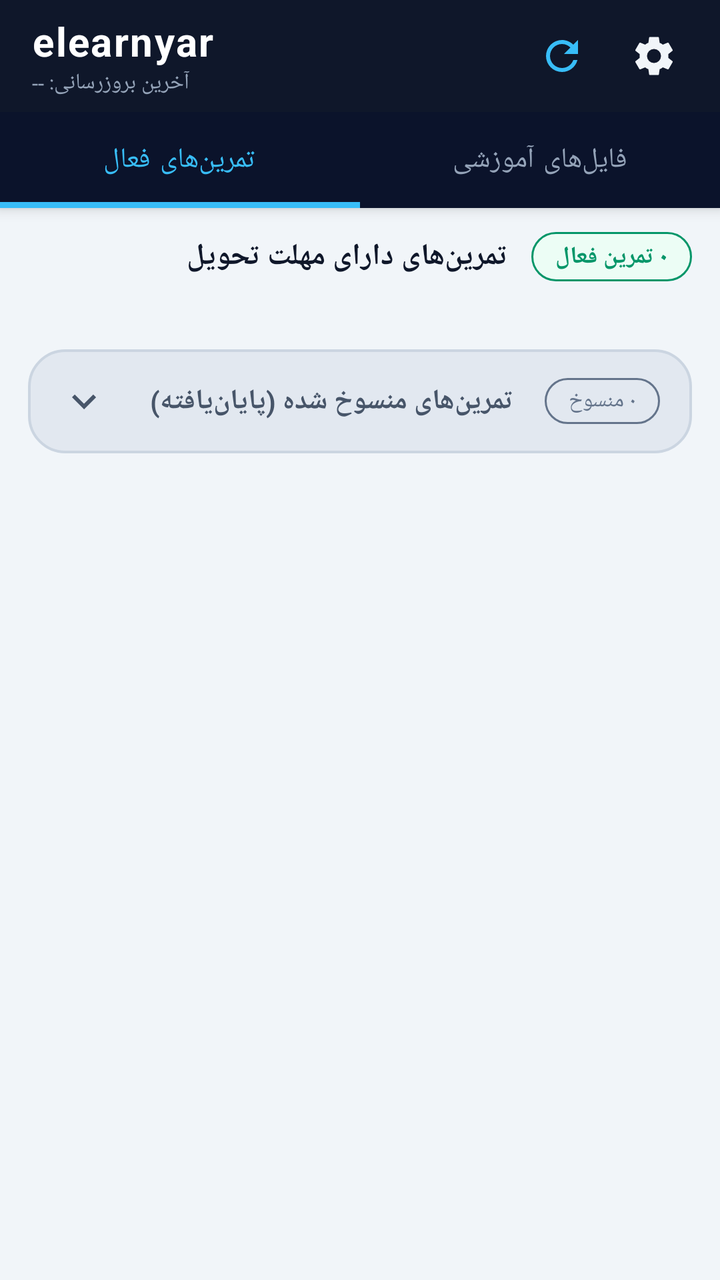
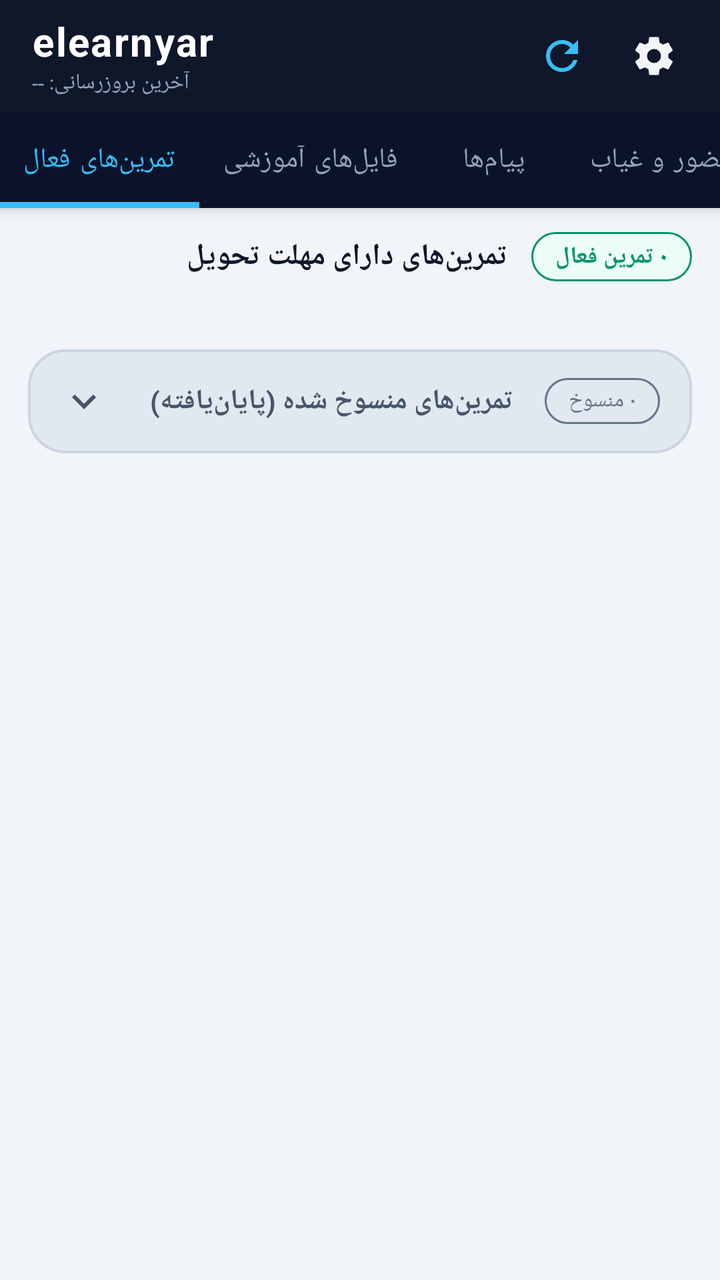

An Android layout rendered at two revisions. The XML below is the earlier revision; the diff shows what the commit changed to produce the second picture.
<!-- AndroidManifest.xml: application theme Theme.ElearnNotf -->
<!-- res/layout/activity_main.xml -->
<?xml version="1.0" encoding="utf-8"?>
<androidx.coordinatorlayout.widget.CoordinatorLayout xmlns:android="http://schemas.android.com/apk/res/android"
    xmlns:app="http://schemas.android.com/apk/res-auto"
    android:layout_width="match_parent"
    android:layout_height="match_parent"
    android:background="@color/background">

    <com.google.android.material.appbar.AppBarLayout
        android:id="@+id/app_bar"
        android:layout_width="match_parent"
        android:layout_height="wrap_content"
        android:elevation="6dp"
        android:theme="@style/ThemeOverlay.MaterialComponents.Dark.ActionBar">

        <androidx.appcompat.widget.Toolbar
            android:id="@+id/toolbar"
            android:layout_width="match_parent"
            android:layout_height="?attr/actionBarSize"
            android:background="@color/top_bar_bg"
            app:popupTheme="@style/ThemeOverlay.MaterialComponents.Light">

            <RelativeLayout
                android:layout_width="match_parent"
                android:layout_height="match_parent"
                android:paddingEnd="12dp">

                <LinearLayout
                    android:layout_width="wrap_content"
                    android:layout_height="match_parent"
                    android:layout_alignParentStart="true"
                    android:gravity="center_vertical"
                    android:orientation="vertical">

                    <TextView
                        android:id="@+id/tv_app_title"
                        android:layout_width="wrap_content"
                        android:layout_height="wrap_content"
                        android:text="@string/app_name"
                        android:textColor="#FFFFFF"
                        android:textSize="20sp"
                        android:letterSpacing="0.04"
                        android:textStyle="bold" />

                    <TextView
                        android:id="@+id/tv_last_sync"
                        android:layout_width="wrap_content"
                        android:layout_height="wrap_content"
                        android:text="آخرین بروزرسانی: --"
                        android:textColor="#94A3B8"
                        android:textSize="11sp" />
                </LinearLayout>

                <LinearLayout
                    android:layout_width="wrap_content"
                    android:layout_height="match_parent"
                    android:layout_alignParentEnd="true"
                    android:gravity="center_vertical"
                    android:orientation="horizontal">

                    <ImageButton
                        android:id="@+id/btn_sync"
                        android:layout_width="42dp"
                        android:layout_height="42dp"
                        android:background="?attr/selectableItemBackgroundBorderless"
                        android:contentDescription="همگام‌سازی"
                        android:src="@drawable/ic_refresh"
                        app:tint="@color/accent" />

                    <ImageButton
                        android:id="@+id/btn_settings"
                        android:layout_width="42dp"
                        android:layout_height="42dp"
                        android:layout_marginStart="4dp"
                        android:background="?attr/selectableItemBackgroundBorderless"
                        android:contentDescription="تنظیمات"
                        android:src="@drawable/ic_settings"
                        app:tint="#F1F5F9" />
                </LinearLayout>

            </RelativeLayout>

        </androidx.appcompat.widget.Toolbar>

        
        <com.google.android.material.tabs.TabLayout
            android:id="@+id/tab_layout"
            android:layout_width="match_parent"
            android:layout_height="48dp"
            android:background="@color/tab_bg"
            app:tabGravity="fill"
            app:tabIndicatorColor="@color/accent"
            app:tabIndicatorHeight="3dp"
            app:tabMode="fixed"
            app:tabSelectedTextColor="@color/accent"
            app:tabTextColor="#94A3B8">

            <com.google.android.material.tabs.TabItem
                android:layout_width="wrap_content"
                android:layout_height="wrap_content"
                android:text="@string/tab_exercises" />

            <com.google.android.material.tabs.TabItem
                android:layout_width="wrap_content"
                android:layout_height="wrap_content"
                android:text="@string/tab_learning" />

        </com.google.android.material.tabs.TabLayout>

    </com.google.android.material.appbar.AppBarLayout>

    
    <LinearLayout
        android:layout_width="match_parent"
        android:layout_height="match_parent"
        android:orientation="vertical"
        app:layout_behavior="@string/appbar_scrolling_view_behavior">

        
        <LinearLayout
            android:id="@+id/layout_sync_progress"
            android:layout_width="match_parent"
            android:layout_height="wrap_content"
            android:layout_marginStart="14dp"
            android:layout_marginEnd="14dp"
            android:layout_marginTop="12dp"
            android:layout_marginBottom="4dp"
            android:background="@drawable/bg_sync_banner"
            android:gravity="center_vertical"
            android:orientation="horizontal"
            android:paddingStart="14dp"
            android:paddingEnd="14dp"
            android:paddingTop="10dp"
            android:paddingBottom="10dp"
            android:visibility="gone">

            <ProgressBar
                android:layout_width="20dp"
                android:layout_height="20dp"
                android:indeterminate="true" />

            <TextView
                android:id="@+id/tv_sync_status"
                android:layout_width="0dp"
                android:layout_height="wrap_content"
                android:layout_marginStart="12dp"
                android:layout_weight="1"
                android:ellipsize="end"
                android:maxLines="2"
                android:text="در حال بروزرسانی اطلاعات..."
                android:textColor="@color/sync_banner_text"
                android:textSize="12sp"
                android:textStyle="bold" />
        </LinearLayout>

        
        <FrameLayout
            android:id="@+id/container_content"
            android:layout_width="match_parent"
            android:layout_height="0dp"
            android:layout_weight="1">

            
            <androidx.core.widget.NestedScrollView
                android:id="@+id/view_exercises"
                android:layout_width="match_parent"
                android:layout_height="match_parent"
                android:fillViewport="true">

                <LinearLayout
                    android:layout_width="match_parent"
                    android:layout_height="wrap_content"
                    android:orientation="vertical"
                    android:paddingStart="14dp"
                    android:paddingEnd="14dp"
                    android:paddingTop="12dp"
                    android:paddingBottom="24dp">

                    
                    <LinearLayout
                        android:id="@+id/layout_new_exercise_banner"
                        android:layout_width="match_parent"
                        android:layout_height="wrap_content"
                        android:layout_marginBottom="12dp"
                        android:background="@drawable/bg_sync_banner"
                        android:gravity="center_vertical"
                        android:orientation="horizontal"
                        android:paddingStart="14dp"
                        android:paddingEnd="14dp"
                        android:paddingTop="10dp"
                        android:paddingBottom="10dp"
                        android:visibility="gone">

                        <TextView
                            android:layout_width="wrap_content"
                            android:layout_height="wrap_content"
                            android:text="🔔"
                            android:textSize="18sp" />

                        <TextView
                            android:id="@+id/tv_new_exercise_banner_text"
                            android:layout_width="0dp"
                            android:layout_height="wrap_content"
                            android:layout_marginStart="10dp"
                            android:layout_weight="1"
                            android:text="یک تمرین جدید در سامانه ثبت شده است!"
                            android:textColor="@color/sync_banner_text"
                            android:textSize="13sp"
                            android:textStyle="bold" />

                        <ImageButton
                            android:id="@+id/btn_dismiss_new_banner"
                            android:layout_width="32dp"
                            android:layout_height="32dp"
                            android:background="?attr/selectableItemBackgroundBorderless"
                            android:src="@drawable/ic_expand_less"
                            app:tint="@color/sync_banner_text" />
                    </LinearLayout>

                    
                    <RelativeLayout
                        android:layout_width="match_parent"
                        android:layout_height="wrap_content"
                        android:layout_marginBottom="12dp">

                        <TextView
                            android:layout_width="wrap_content"
                            android:layout_height="wrap_content"
                            android:layout_alignParentStart="true"
                            android:layout_centerVertical="true"
                            android:layout_toStartOf="@+id/tv_active_count_badge"
                            android:layout_marginEnd="12dp"
                            android:text="@string/active_exercises_title"
                            android:textColor="@color/text_primary"
                            android:textSize="15sp"
                            android:textStyle="bold" />

                        <TextView
                            android:id="@+id/tv_active_count_badge"
                            android:layout_width="wrap_content"
                            android:layout_height="wrap_content"
                            android:layout_alignParentEnd="true"
                            android:layout_centerVertical="true"
                            android:background="@drawable/bg_badge_active"
                            android:paddingStart="12dp"
                            android:paddingEnd="12dp"
                            android:paddingTop="4dp"
                            android:paddingBottom="4dp"
                            android:text="۰ تمرین فعال"
                            android:textColor="@color/badge_active"
                            android:textSize="12sp"
                            android:textStyle="bold" />
                    </RelativeLayout>

                    
                    <androidx.recyclerview.widget.RecyclerView
                        android:id="@+id/rv_active_exercises"
                        android:layout_width="match_parent"
                        android:layout_height="wrap_content"
                        android:nestedScrollingEnabled="false" />

                    
                    <LinearLayout
                        android:id="@+id/layout_empty_active"
                        android:layout_width="match_parent"
                        android:layout_height="wrap_content"
                        android:layout_marginTop="16dp"
                        android:layout_marginBottom="16dp"
                        android:gravity="center"
                        android:orientation="vertical"
                        android:padding="24dp"
                        android:visibility="gone">

                        <TextView
                            android:layout_width="wrap_content"
                            android:layout_height="wrap_content"
                            android:text="@string/no_active_exercises"
                            android:textColor="@color/text_secondary"
                            android:textSize="14sp" />
                    </LinearLayout>

                    
                    <LinearLayout
                        android:id="@+id/card_expired_container"
                        android:layout_width="match_parent"
                        android:layout_height="wrap_content"
                        android:layout_marginTop="22dp"
                        android:layout_marginBottom="16dp"
                        android:background="@drawable/bg_glass_card_expired"
                        android:orientation="vertical">

                        
                        <RelativeLayout
                            android:id="@+id/header_expired"
                            android:layout_width="match_parent"
                            android:layout_height="wrap_content"
                            android:background="?attr/selectableItemBackground"
                            android:clickable="true"
                            android:focusable="true"
                            android:paddingStart="16dp"
                            android:paddingEnd="16dp"
                            android:paddingTop="14dp"
                            android:paddingBottom="14dp">

                            <ImageView
                                android:id="@+id/iv_expired_arrow"
                                android:layout_width="24dp"
                                android:layout_height="24dp"
                                android:layout_alignParentStart="true"
                                android:layout_centerVertical="true"
                                android:src="@drawable/ic_expand_more"
                                app:tint="@color/gray_header" />

                            <TextView
                                android:layout_width="wrap_content"
                                android:layout_height="wrap_content"
                                android:layout_toEndOf="@+id/iv_expired_arrow"
                                android:layout_toStartOf="@+id/tv_expired_count_badge"
                                android:layout_centerVertical="true"
                                android:layout_marginStart="12dp"
                                android:layout_marginEnd="16dp"
                                android:text="@string/expired_exercises_title"
                                android:textColor="@color/gray_header"
                                android:textSize="14sp"
                                android:textStyle="bold" />

                            <TextView
                                android:id="@+id/tv_expired_count_badge"
                                android:layout_width="wrap_content"
                                android:layout_height="wrap_content"
                                android:layout_alignParentEnd="true"
                                android:layout_centerVertical="true"
                                android:background="@drawable/bg_badge_expired"
                                android:paddingStart="12dp"
                                android:paddingEnd="12dp"
                                android:paddingTop="4dp"
                                android:paddingBottom="4dp"
                                android:text="۰ منسوخ"
                                android:textColor="@color/gray_text"
                                android:textSize="11sp" />
                        </RelativeLayout>

                        
                        <androidx.recyclerview.widget.RecyclerView
                            android:id="@+id/rv_expired_exercises"
                            android:layout_width="match_parent"
                            android:layout_height="wrap_content"
                            android:nestedScrollingEnabled="false"
                            android:paddingStart="12dp"
                            android:paddingEnd="12dp"
                            android:paddingBottom="12dp"
                            android:visibility="gone" />

                    </LinearLayout>

                </LinearLayout>

            </androidx.core.widget.NestedScrollView>

            
            <androidx.recyclerview.widget.RecyclerView
                android:id="@+id/rv_courses_accordion"
                android:layout_width="match_parent"
                android:layout_height="match_parent"
                android:clipToPadding="false"
                android:paddingStart="14dp"
                android:paddingEnd="14dp"
                android:paddingTop="12dp"
                android:paddingBottom="24dp"
                android:visibility="gone" />

            
            <LinearLayout
                android:id="@+id/layout_login"
                android:layout_width="match_parent"
                android:layout_height="match_parent"
                android:background="@color/background"
                android:gravity="center"
                android:orientation="vertical"
                android:padding="20dp"
                android:visibility="gone">

                <LinearLayout
                    android:layout_width="match_parent"
                    android:layout_height="wrap_content"
                    android:layout_margin="16dp"
                    android:background="@drawable/bg_glass_card"
                    android:orientation="vertical"
                    android:padding="24dp">

                    <TextView
                        android:layout_width="wrap_content"
                        android:layout_height="wrap_content"
                        android:layout_gravity="center"
                        android:text="@string/login_title"
                        android:textColor="@color/text_primary"
                        android:textSize="20sp"
                        android:textStyle="bold" />

                    <TextView
                        android:layout_width="wrap_content"
                        android:layout_height="wrap_content"
                        android:layout_gravity="center"
                        android:layout_marginTop="6dp"
                        android:layout_marginBottom="22dp"
                        android:text="@string/app_subtitle"
                        android:textColor="@color/text_secondary"
                        android:textSize="12sp" />

                    <com.google.android.material.textfield.TextInputLayout
                        android:layout_width="match_parent"
                        android:layout_height="wrap_content"
                        android:layout_marginBottom="14dp"
                        app:boxStrokeColor="@color/primary">

                        <com.google.android.material.textfield.TextInputEditText
                            android:id="@+id/et_username"
                            android:layout_width="match_parent"
                            android:layout_height="wrap_content"
                            android:hint="@string/username_hint"
                            android:inputType="number"
                            android:textDirection="ltr" />
                    </com.google.android.material.textfield.TextInputLayout>

                    <com.google.android.material.textfield.TextInputLayout
                        android:layout_width="match_parent"
                        android:layout_height="wrap_content"
                        android:layout_marginBottom="22dp"
                        app:boxStrokeColor="@color/primary"
                        app:passwordToggleEnabled="true">

                        <com.google.android.material.textfield.TextInputEditText
                            android:id="@+id/et_password"
                            android:layout_width="match_parent"
                            android:layout_height="wrap_content"
                            android:hint="@string/password_hint"
                            android:inputType="textPassword"
                            android:textDirection="ltr" />
                    </com.google.android.material.textfield.TextInputLayout>

                    <com.google.android.material.button.MaterialButton
                        android:id="@+id/btn_do_login"
                        android:layout_width="match_parent"
                        android:layout_height="52dp"
                        android:text="@string/btn_login"
                        android:textSize="15sp"
                        android:textStyle="bold"
                        app:cornerRadius="14dp" />

                    <ProgressBar
                        android:id="@+id/pb_login"
                        android:layout_width="wrap_content"
                        android:layout_height="wrap_content"
                        android:layout_gravity="center"
                        android:layout_marginTop="16dp"
                        android:visibility="gone" />

                </LinearLayout>

            </LinearLayout>

        </FrameLayout>

    </LinearLayout>

</androidx.coordinatorlayout.widget.CoordinatorLayout>
<!-- resources referenced by this layout -->
<resources>
  <color name="accent">#38BDF8</color>
  <color name="background">#F1F5F9</color>
  <color name="badge_active">#059669</color>
  <color name="gray_header">#475569</color>
  <color name="gray_text">#64748B</color>
  <color name="primary">#0284C7</color>
  <color name="sync_banner_text">#1D4ED8</color>
  <color name="tab_bg">#0B132B</color>
  <color name="text_primary">#0F172A</color>
  <color name="text_secondary">#64748B</color>
  <color name="top_bar_bg">#0F172A</color>
  <!-- drawable bg_badge_active (drawable) -->
  <?xml version="1.0" encoding="utf-8"?>
  <shape xmlns:android="http://schemas.android.com/apk/res/android"
      android:shape="rectangle">
      <corners android:radius="14dp" />
      <solid android:color="@color/badge_active_bg" />
      <stroke android:width="1dp" android:color="@color/badge_active" />
      <padding android:left="10dp" android:top="4dp" android:right="10dp" android:bottom="4dp" />
  </shape>
  <!-- drawable bg_glass_card_expired (drawable) -->
  <?xml version="1.0" encoding="utf-8"?>
  <shape xmlns:android="http://schemas.android.com/apk/res/android"
      android:shape="rectangle">
      <corners android:radius="18dp" />
      <solid android:color="@color/gray_bg" />
      <stroke android:width="1.2dp" android:color="@color/card_glass_stroke" />
  </shape>
  <!-- drawable bg_sync_banner (drawable) -->
  <?xml version="1.0" encoding="utf-8"?>
  <shape xmlns:android="http://schemas.android.com/apk/res/android"
      android:shape="rectangle">
      <corners android:radius="14dp" />
      <solid android:color="@color/sync_banner_bg" />
      <stroke android:width="1.2dp" android:color="@color/sync_banner_stroke" />
  </shape>
  <!-- drawable ic_expand_less (drawable) -->
  <?xml version="1.0" encoding="utf-8"?>
  <vector xmlns:android="http://schemas.android.com/apk/res/android"
      android:width="24dp"
      android:height="24dp"
      android:viewportWidth="24"
      android:viewportHeight="24">
      <path
          android:fillColor="#FF757575"
          android:pathData="M12,8L6,14L7.41,15.41L12,10.83L16.59,15.41L18,14L12,8Z" />
  </vector>
  <!-- drawable ic_expand_more (drawable) -->
  <?xml version="1.0" encoding="utf-8"?>
  <vector xmlns:android="http://schemas.android.com/apk/res/android"
      android:width="24dp"
      android:height="24dp"
      android:viewportWidth="24"
      android:viewportHeight="24">
      <path
          android:fillColor="#FF757575"
          android:pathData="M16.59,8.59L12,13.17L7.41,8.59L6,10L12,16L18,10L16.59,8.59Z" />
  </vector>
  <string name="active_exercises_title">تمرین‌های دارای مهلت تحویل</string>
  <string name="app_name">elearnyar</string>
  <string name="app_subtitle">سامانه آموزش الکترونیکی دانشگاه شهید باهنر کرمان</string>
  <string name="btn_login">ورود و همگام‌سازی</string>
  <string name="expired_exercises_title">تمرین‌های منسوخ شده (پایان‌یافته)</string>
  <string name="login_title">ورود به سامانه elearn</string>
  <string name="no_active_exercises">در حال حاضر هیچ تمرین فعالی وجود ندارد 🎉</string>
  <string name="password_hint">کلمه عبور</string>
  <string name="tab_exercises">تمرین‌های فعال</string>
  <string name="tab_learning">فایل‌های آموزشی</string>
  <string name="username_hint">شماره دانشجویی / شماره استادی</string>
  <color name="badge_active_bg">#ECFDF5</color>
  <color name="badge_expired_bg">#E2E8F0</color>
  <color name="badge_expired">#64748B</color>
  <color name="card_background">#FFFFFF</color>
  <color name="card_glass_stroke">#CBD5E1</color>
  <color name="gray_bg">#E2E8F0</color>
  <color name="sync_banner_bg">#EFF6FF</color>
  <color name="sync_banner_stroke">#93C5FD</color>
  <color name="top_bar_dark">#0B132B</color>
  <!-- unchanged entries left out for length: 5 -->
</resources>

<!-- the commit's change to res/layout/activity_main.xml (unified diff, before → after) -->
@@ -90,7 +90,7 @@
             app:tabGravity="fill"
             app:tabIndicatorColor="@color/accent"
             app:tabIndicatorHeight="3dp"
-            app:tabMode="fixed"
+            app:tabMode="auto"
             app:tabSelectedTextColor="@color/accent"
             app:tabTextColor="#94A3B8">
 
@@ -103,6 +103,16 @@
                 android:layout_width="wrap_content"
                 android:layout_height="wrap_content"
                 android:text="@string/tab_learning" />
+
+            <com.google.android.material.tabs.TabItem
+                android:layout_width="wrap_content"
+                android:layout_height="wrap_content"
+                android:text="@string/tab_messages" />
+
+            <com.google.android.material.tabs.TabItem
+                android:layout_width="wrap_content"
+                android:layout_height="wrap_content"
+                android:text="@string/tab_attendance" />
 
         </com.google.android.material.tabs.TabLayout>
 
@@ -369,6 +379,92 @@
                 android:visibility="gone" />
 
             
+            <RelativeLayout
+                android:id="@+id/view_messages"
+                android:layout_width="match_parent"
+                android:layout_height="match_parent"
+                android:visibility="gone">
+
+                <androidx.recyclerview.widget.RecyclerView
+                    android:id="@+id/rv_messages"
+                    android:layout_width="match_parent"
+                    android:layout_height="match_parent"
+                    android:clipToPadding="false"
+                    android:paddingStart="14dp"
+                    android:paddingEnd="14dp"
+                    android:paddingTop="12dp"
+                    android:paddingBottom="24dp" />
+
+                <LinearLayout
+                    android:id="@+id/layout_empty_messages"
+                    android:layout_width="wrap_content"
+                    android:layout_height="wrap_content"
+                    android:layout_centerInParent="true"
+                    android:gravity="center"
+                    android:orientation="vertical"
+                    android:visibility="gone">
+
+                    <TextView
+                        android:layout_width="wrap_content"
+                        android:layout_height="wrap_content"
+                        android:text="📩"
+                        android:textSize="48sp" />
+
+                    <TextView
+                        android:layout_width="wrap_content"
+                        android:layout_height="wrap_content"
+                        android:layout_marginTop="12dp"
+                        android:text="@string/no_messages"
+                        android:textColor="@color/text_secondary"
+                        android:textSize="14sp" />
+                </LinearLayout>
+
+            </RelativeLayout>
+
+            
+            <RelativeLayout
+                android:id="@+id/view_attendance"
+                android:layout_width="match_parent"
+                android:layout_height="match_parent"
+                android:visibility="gone">
+
+                <androidx.recyclerview.widget.RecyclerView
+                    android:id="@+id/rv_attendance"
+                    android:layout_width="match_parent"
+                    android:layout_height="match_parent"
+                    android:clipToPadding="false"
+                    android:paddingStart="14dp"
+                    android:paddingEnd="14dp"
+                    android:paddingTop="12dp"
+                    android:paddingBottom="24dp" />
+
+                <LinearLayout
+                    android:id="@+id/layout_empty_attendance"
+                    android:layout_width="wrap_content"
+                    android:layout_height="wrap_content"
+                    android:layout_centerInParent="true"
+                    android:gravity="center"
+                    android:orientation="vertical"
+                    android:visibility="gone">
+
+                    <TextView
+                        android:layout_width="wrap_content"
+                        android:layout_height="wrap_content"
+                        android:text="📋"
+                        android:textSize="48sp" />
+
+                    <TextView
+                        android:layout_width="wrap_content"
+                        android:layout_height="wrap_content"
+                        android:layout_marginTop="12dp"
+                        android:text="@string/no_attendance"
+                        android:textColor="@color/text_secondary"
+                        android:textSize="14sp" />
+                </LinearLayout>
+
+            </RelativeLayout>
+
+            
             <LinearLayout
                 android:id="@+id/layout_login"
                 android:layout_width="match_parent"
<!-- resource entries referenced after the edit -->
@@ -65,9 +65,13 @@
   <string name="expired_exercises_title">تمرین‌های منسوخ شده (پایان‌یافته)</string>
   <string name="login_title">ورود به سامانه elearn</string>
   <string name="no_active_exercises">در حال حاضر هیچ تمرین فعالی وجود ندارد 🎉</string>
+  <string name="no_attendance">اطلاعات حضور و غیابی یافت نشد.</string>
+  <string name="no_messages">هیچ پیامی از طرف اساتید ثبت نشده است 📩</string>
   <string name="password_hint">کلمه عبور</string>
+  <string name="tab_attendance">حضور و غیاب</string>
   <string name="tab_exercises">تمرین‌های فعال</string>
   <string name="tab_learning">فایل‌های آموزشی</string>
+  <string name="tab_messages">پیام‌ها</string>
   <string name="username_hint">شماره دانشجویی / شماره استادی</string>
   <color name="badge_active_bg">#ECFDF5</color>
   <color name="badge_expired_bg">#E2E8F0</color>
